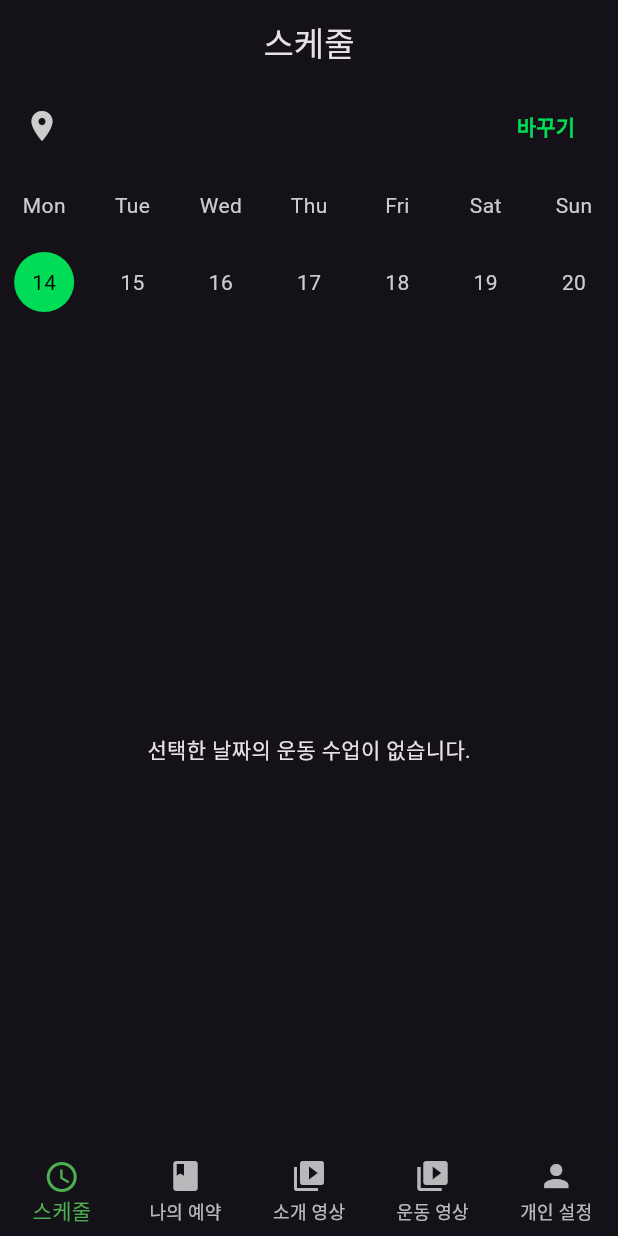
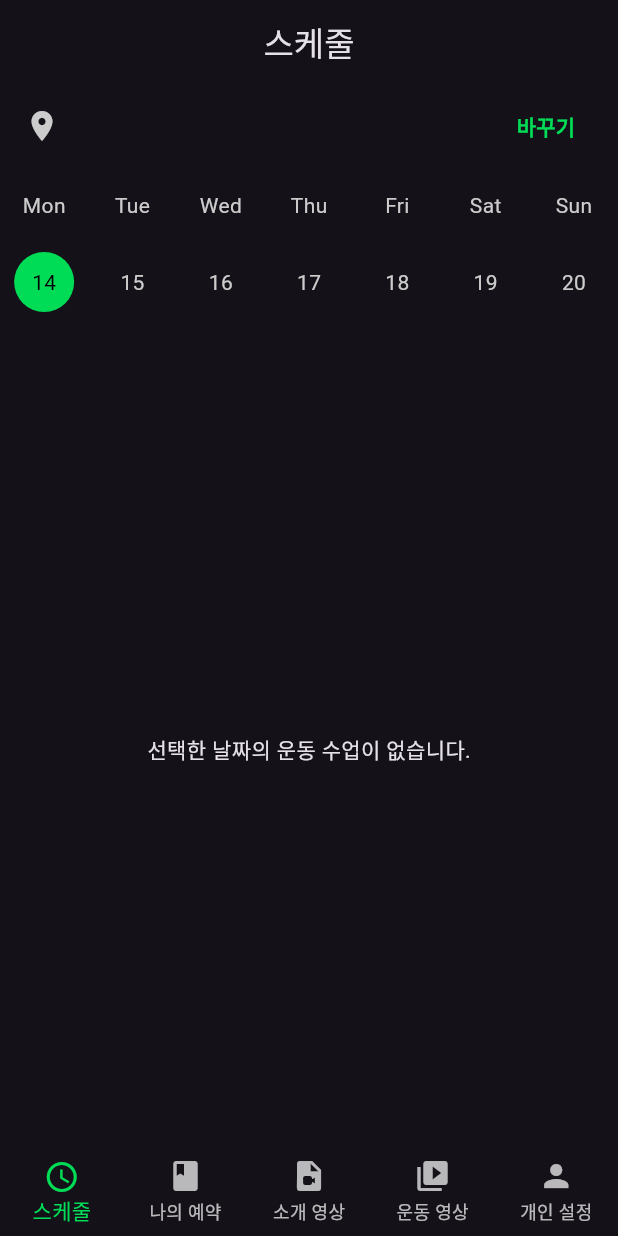
Before and after one commit to mgn1440/JabTraining, a Flutter app: the screen it shows after launch, after a tap on "로그인", on a phone screen of 412 x 824 dp. Run offline on Flutter 3.47's test engine with Material 3 defaults, Android fonts, the phone set to English and light mode, and no system bars; drawn by our look-alikes of table_calendar; our stand-ins replace flutter_dotenv, flutter_svg, shared_preferences, supabase_flutter; accounts and stored records are empty.

Commit message:
style: 스케줄 page 디자인 완료/#29

```diff
--- a/lib/pages/home_page.dart
+++ b/lib/pages/home_page.dart
@@ -4,6 +4,7 @@ import 'package:jab_training/pages/schedule_page.dart';
 import 'package:jab_training/pages/reservation_page.dart';
 import 'package:jab_training/pages/introduce_page.dart';
 import 'package:jab_training/pages/workout_video_page.dart';
+import 'package:jab_training/const/color.dart';
 
 class HomePage extends StatefulWidget {
   const HomePage({super.key});
@@ -59,7 +60,7 @@ class _HomePageState extends State<HomePage> {
             label: '나의 예약',
           ),
           BottomNavigationBarItem(
-            icon: Icon(Icons.video_library),
+            icon: Icon(Icons.video_file),
             label: '소개 영상',
           ),
           BottomNavigationBarItem(
@@ -72,7 +73,7 @@ class _HomePageState extends State<HomePage> {
           ),
         ],
         currentIndex: _selectedIndex,
-        selectedItemColor: Colors.green,
+        selectedItemColor: primarySwatch[500],
         onTap: _onItemTapped,
       ),
     );
--- a/lib/pages/schedule_page.dart
+++ b/lib/pages/schedule_page.dart
@@ -59,6 +59,7 @@ class _SchedulePageState extends State<SchedulePage> {
         .from('workouts')
         .stream(primaryKey: ['id'])
         .eq('workout_date', date.toIso8601String().split('T')[0])
+        .order('start_time', ascending: true)
         .map((data) => (data as List).map((e) => Workout.fromMap(e)).toList());
   }
 
@@ -219,7 +220,7 @@ class _SchedulePageState extends State<SchedulePage> {
           ),
           const SizedBox(height: 20),
           Expanded(
-              child: StreamBuilder<List<Workout>>(
+            child : StreamBuilder<List<Workout>>(
                 stream: getSelectDayWorkouts(calendarProvider.selectedDate ?? DateTime.now()),
                 builder: (context, snapshot) {
                   if (snapshot.connectionState == ConnectionState.waiting) {
@@ -242,15 +243,18 @@ class _SchedulePageState extends State<SchedulePage> {
                   if (workouts.isEmpty) {
                     return const Center(child: Text('선택한 날짜의 운동 수업이 없습니다.'),);
                   }
-                    return ListView.builder(
+                  return ListView.separated(
                       itemCount: workouts.length,
+                      separatorBuilder: (context, index) => Divider(
+                        height: 1,
+                        color: grayscaleSwatch[400],
+                      ),
                       itemBuilder: (context, index) {
                        final workout = workouts[index];
                         return FutureBuilder<bool>(
                           future: isWorkoutReserved(workout.id),
                           builder: (context, snapshot) {
-                              if (snapshot.connectionState ==
-                                  ConnectionState.waiting) {
+                            if (snapshot.connectionState == ConnectionState.waiting) {
                               return const Center(
                                   child: CircularProgressIndicator());
                             }
@@ -262,7 +266,7 @@ class _SchedulePageState extends State<SchedulePage> {
                             final isReserved = snapshot.data ?? false;
                             return WorkoutTile(
                               workoutName: workout.workoutName,
-                                startTime: workout.startTime,
+                              startTime: workout.startTime.toLocal(),
                               duration: workout.duration,
                               onReserve: _isLoading
                                   ? () => {}
@@ -272,8 +276,8 @@ class _SchedulePageState extends State<SchedulePage> {
                             );
                           });
                     });
-                }),
-          )
+              })
+          ),
         ],
       ),
     );
```
Also changed, not shown: lib/component/workout_reservation_component.dart (+42 -12 lines). Lines whose indentation alone changed are shown as unchanged.
